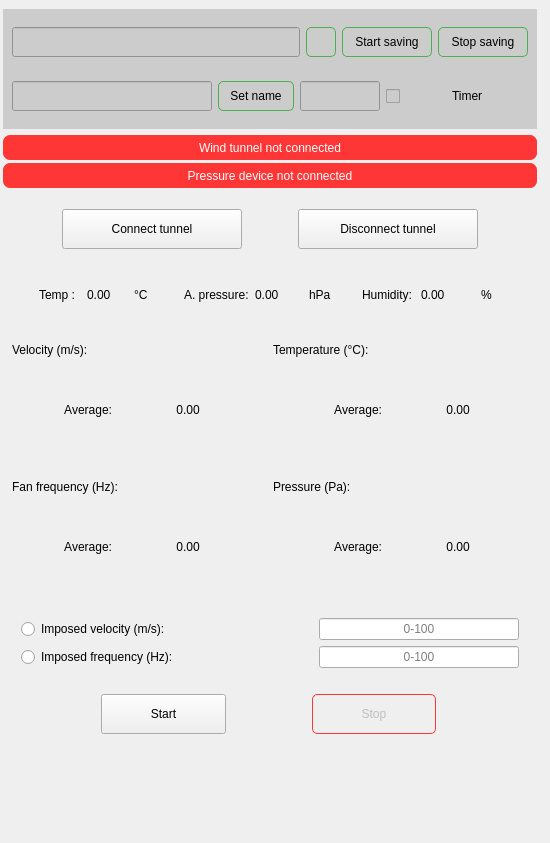
The window that Qt_files/wind_tunnel_Info_view.ui (nirow1/Lisbon_wind_tunnel) describes before a commit, drawn with Qt 5.
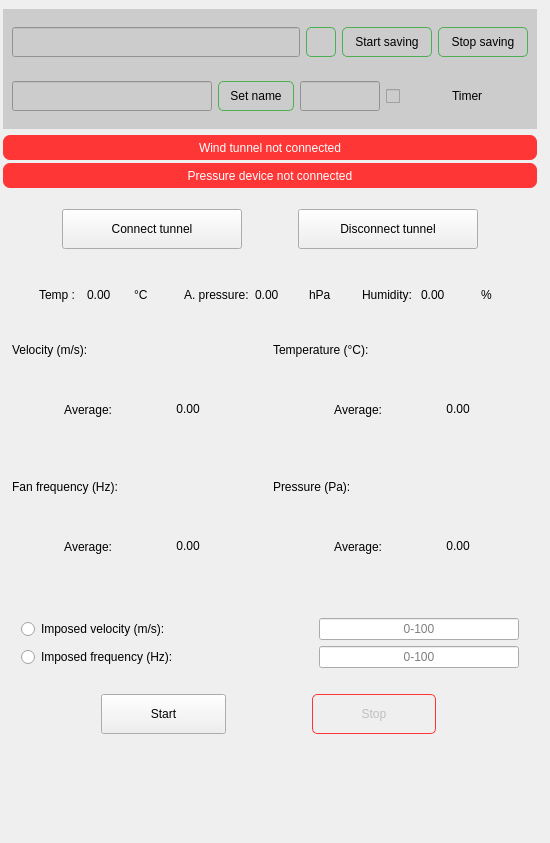
The same window after the commit. Custom widgets are drawn as their Qt base class.

Commit message: feat: - moving control inputs from configuration_view.py to info_view.py - add saving_thread class

Diff of the .ui file:
```diff
--- a/Qt_files/wind_tunnel_Info_view.ui
+++ b/Qt_files/wind_tunnel_Info_view.ui
@@ -734,7 +734,7 @@
               <property name="maximumSize">
                <size>
                 <width>16777215</width>
-                <height>16777215</height>
+                <height>70</height>
                </size>
               </property>
               <property name="styleSheet">
@@ -769,7 +769,7 @@
               <property name="maximumSize">
                <size>
                 <width>16777215</width>
-                <height>16777215</height>
+                <height>70</height>
                </size>
               </property>
               <property name="styleSheet">
@@ -902,7 +902,7 @@
               <property name="maximumSize">
                <size>
                 <width>16777215</width>
-                <height>16777215</height>
+                <height>70</height>
                </size>
               </property>
               <property name="text">
@@ -934,7 +934,7 @@
               <property name="maximumSize">
                <size>
                 <width>16777215</width>
-                <height>16777215</height>
+                <height>70</height>
                </size>
               </property>
               <property name="styleSheet">
```
Left out of the diff: 2 changed lines with no effect on the pictures. The commit also changes 5 other files.
